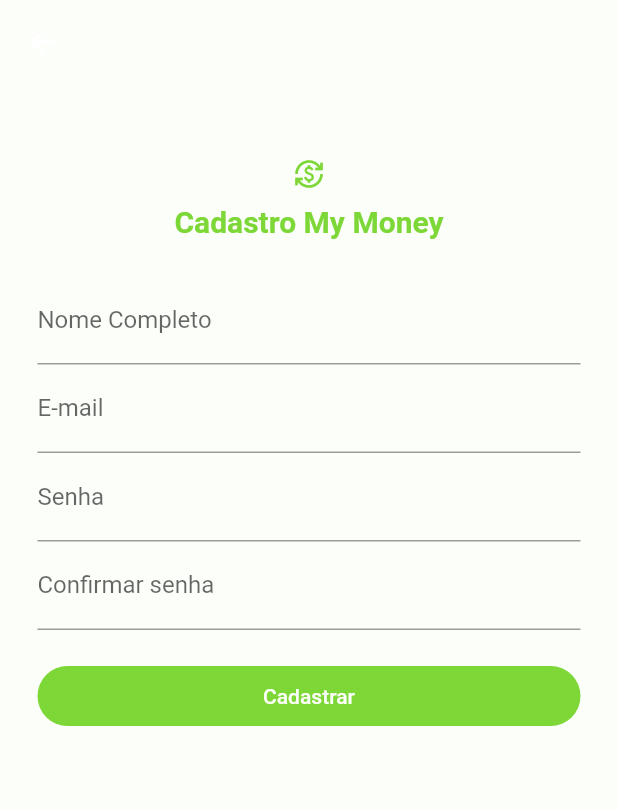
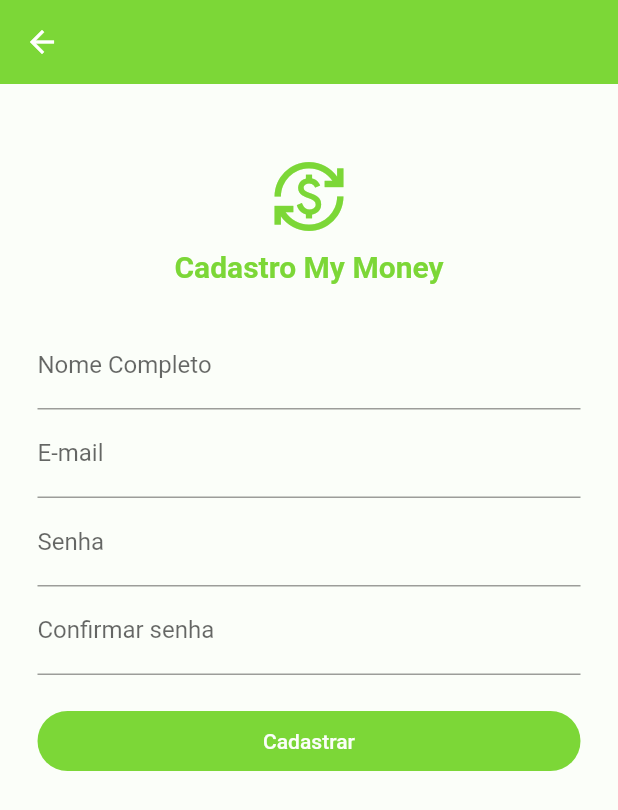
Before and after one commit to estudante-lucas/my_money, a Flutter app: the RegistrarPage screen opened directly, on a phone screen of 412 x 824 dp. Shown: the top 810 px of the screen. Run offline on Flutter 3.47's test engine with Material 2 defaults, Android fonts, the phone set to English and light mode, and no system bars; our stand-ins replace dio, flutter_mobx, mobx; generated files the repository leaves out were written again.

Commit message:
Alterado cor do AppBar e tamanho do AppLogo

```diff
--- a/lib/registrar/page/registrar_page.dart
+++ b/lib/registrar/page/registrar_page.dart
@@ -15,12 +15,8 @@ class _RegistrarPageState extends State<RegistrarPage> {
   Widget build(BuildContext context) {
     return Scaffold(
       appBar: AppBar(
-        backgroundColor: AppColors.background,
+        backgroundColor: AppColors.secondary,
         elevation: 0,
-        leading: IconButton(
-          onPressed: () => Navigator.pop(context),
-          icon: const Icon(Icons.arrow_back),
-        ),
       ),
       backgroundColor: AppColors.background,
       body: SingleChildScrollView(
@@ -35,7 +31,7 @@ class _RegistrarPageState extends State<RegistrarPage> {
                   const AppLogoTitle(
                     title: 'Cadastro My Money',
                     titleSize: 20,
-                    iconSize: 20,
+                    iconSize: 50,
                   ),
                   TextFormField(
                     autofocus: false,
```
